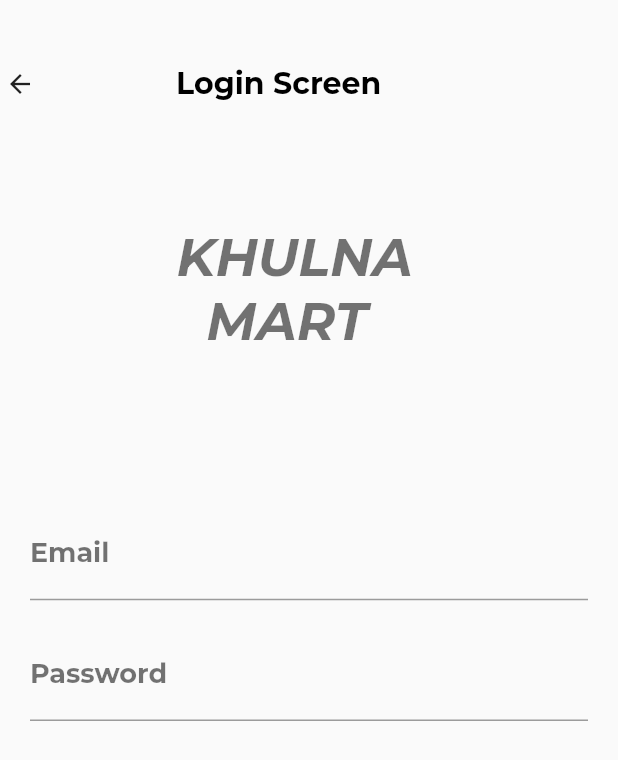
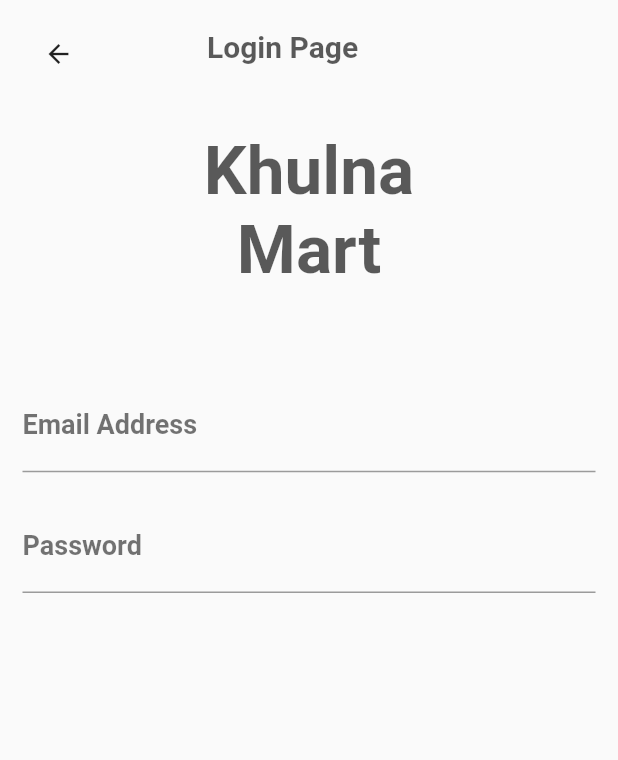
Before and after one commit to solutionflutter/Khulnamart, a Flutter app: the screen it shows after launch, on a phone screen of 412 x 824 dp. Shown: the top 760 px of the screen. Run offline on Flutter 3.47's test engine with Material 2 defaults, Android fonts, the phone set to English and light mode, and no system bars; our stand-ins replace google_fonts.

Commit message:
Change in login page

```diff
--- a/lib/Login_Screen.dart
+++ b/lib/Login_Screen.dart
@@ -14,133 +14,143 @@ class _LoginScreenState extends State<LoginScreen> {
   @override
   Widget build(BuildContext context) {
     return Scaffold(
-      body: Stack(
-        overflow: Overflow.visible,
+      body: SingleChildScrollView(
+        child: Padding(
+          padding: EdgeInsets.symmetric(horizontal: 15),
+          child: Column(
             children: [
-          Positioned(
-            right: MediaQuery.of(context).size.width / 20,
-            top: MediaQuery.of(context).size.height / 25,
-            child: Container(
-              width: MediaQuery.of(context).size.width,
-              height: MediaQuery.of(context).size.height / 18,
+              //Appbar
+              Padding(
+                padding: EdgeInsets.symmetric(vertical: 12),
                 child: Row(
                   children: [
-                  Padding(
-                    padding: EdgeInsets.symmetric(horizontal: 10.0),
-                    child: IconButton(
-                      icon: Icon(Icons.arrow_back),
-                      iconSize: 20,
+                    IconButton(
+                      icon: Icon(
+                        Icons.arrow_back,
+                        color: Colors.black87,
+                        size: 20,
+                      ),
                       onPressed: () {},
                     ),
+
+                    //padding of loging page
+
+                    Padding(
+                      padding: EdgeInsets.symmetric(horizontal: 75),
+                      child: Container(
+                        height: MediaQuery.of(context).size.height / 25,
+                        width: MediaQuery.of(context).size.width / 3,
+                        child: Text(
+                          "Login Page",
+                          style: GoogleFonts.roboto(
+                            fontSize: 20,
+                            fontStyle: FontStyle.normal,
+                            fontWeight: FontWeight.w700,
+                            color: Color.fromRGBO(21, 21, 21, .7),
                           ),
-                  Padding(
-                    padding: EdgeInsets.symmetric(
-                      horizontal: 70.0,
-                      vertical: 5,
-                    ),
-                    child: Text(
-                      "Login Screen",
-                      style: GoogleFonts.montserrat(
-                        fontSize: 20,
-                        color: Color.fromRGBO(0, 0, 0, 1),
-                        fontWeight: FontWeight.w700,
-                        fontStyle: FontStyle.normal,
                         ),
                       ),
                     ),
                   ],
                 ),
               ),
+
+              // calling loginScreenBody function
+              loginScreenBody(context),
+            ],
           ),
-          Positioned(
-            top: MediaQuery.of(context).size.height / 5.5,
-            left: MediaQuery.of(context).size.width / 3.5,
+        ),
+      ),
+    );
+  }
+
+  Widget loginScreenBody(BuildContext context) {
+    return Container(
+      height: MediaQuery.of(context).size.height,
+      width: MediaQuery.of(context).size.width,
+      child: Column(
+        children: [
+          Padding(
+            padding: EdgeInsets.symmetric(vertical: 15),
             child: Container(
-              width: MediaQuery.of(context).size.width,
-              height: MediaQuery.of(context).size.height / 7,
+              height: MediaQuery.of(context).size.height / 6,
+              width: MediaQuery.of(context).size.width / 2,
               child: Text(
-                "KHULNA\n  MART",
-                style: GoogleFonts.montserrat(
-                  fontStyle: FontStyle.italic,
+                "Khulna\nMart",
+                textAlign: TextAlign.center,
+                style: GoogleFonts.roboto(
+                  fontSize: 45,
+                  color: Color.fromRGBO(21, 21, 21, .7),
                   fontWeight: FontWeight.w700,
-                  color: Color.fromRGBO(21, 21, 21, .6),
-                  fontSize: 35,
+                  fontStyle: FontStyle.normal,
                 ),
               ),
             ),
           ),
-          Positioned(
-            top: MediaQuery.of(context).size.height / 2.5,
+          Padding(
+            padding: EdgeInsets.symmetric(vertical: 15),
             child: Container(
-              height: MediaQuery.of(context).size.height / 2.5,
+              height: MediaQuery.of(context).size.height / 3,
               width: MediaQuery.of(context).size.width,
               child: Column(
                 children: [
-                  Padding(
-                    padding: const EdgeInsets.symmetric(
-                        horizontal: 20, vertical: 10),
-                    child: TextFormField(
+                  TextFormField(
+                    validator: (email) {
+                      if (email.isEmpty) {
+                        return "Required Email";
+                      } else if (email.contains("@")) {
+                        return "It is not a valid email";
+                      } else {
+                        return "Login";
+                      }
+                    },
                     decoration: InputDecoration(
-                        hintText: "Enter your Email Address",
-                        hintStyle: GoogleFonts.montserrat(
+                      hintText: "Enter Your Email Address",
+                      labelText: "Email Address",
+                      hintStyle: GoogleFonts.roboto(
                         fontSize: 14,
-                          fontWeight: FontWeight.w400,
+                        fontWeight: FontWeight.w500,
+                        fontStyle: FontStyle.italic,
                         color: Color.fromRGBO(21, 21, 21, .6),
-                          fontStyle: FontStyle.italic,
                       ),
-                        labelStyle: GoogleFonts.montserrat(
+                      labelStyle: GoogleFonts.roboto(
                         fontSize: 18,
                         fontWeight: FontWeight.w700,
                         color: Color.fromRGBO(21, 21, 21, .6),
-                          fontStyle: FontStyle.normal,
                       ),
-                        labelText: "Email",
-                      ),
-                      keyboardType: TextInputType.emailAddress,
-                      validator: (email) {
-                        if (email.isEmpty) {
-                          return "input field should not be empty.";
-                        } else if (email.length < 10) {
-                          return "invalide email";
-                        } else {
-                          return "your email is successfully store in firbase";
-                        }
-                      },
+                      hoverColor: Color.fromRGBO(0, 0, 255, .4),
                     ),
                   ),
                   Padding(
-                    padding: const EdgeInsets.symmetric(
-                        horizontal: 20, vertical: 10),
+                    padding: EdgeInsets.symmetric(vertical: 20),
                     child: TextFormField(
                       obscureText: true,
+                      validator: (password) {
+                        if (password.isEmpty) {
+                          return "Password Required";
+                        } else if (password.length < 4) {
+                          return "Password is required 6 character min";
+                        } else {
+                          return "Login";
+                        }
+                      },
                       decoration: InputDecoration(
-                        hintText: "Enter your password",
-                        hintStyle: GoogleFonts.montserrat(
+                        hintText: "Enter Your Password",
+                        labelText: "Password",
+                        hintStyle: GoogleFonts.roboto(
                           fontSize: 14,
-                          fontWeight: FontWeight.w400,
+                          fontStyle: FontStyle.italic,
+                          fontWeight: FontWeight.w500,
                           color: Color.fromRGBO(21, 21, 21, .6),
-                          fontStyle: FontStyle.italic,
                         ),
-                        labelStyle: GoogleFonts.montserrat(
+                        labelStyle: GoogleFonts.roboto(
                             fontSize: 18,
                             fontWeight: FontWeight.w700,
-                          color: Color.fromRGBO(21, 21, 21, .6),
-                          fontStyle: FontStyle.normal,
+                            color: Color.fromRGBO(21, 21, 21, .6)),
+                        hoverColor: Color.fromRGBO(0, 0, 255, .6),
                       ),
-                        labelText: "Password",
                     ),
-                      keyboardType: TextInputType.emailAddress,
-                      validator: (email) {
-                        if (email.isEmpty) {
-                          return "input field should not be empty.";
-                        } else if (email.length < 10) {
-                          return "invalide password";
-                        } else {
-                          return "your password is successfully store in firbase";
-                        }
-                      },
                   ),
-                  )
                 ],
               ),
             ),
```
Lines whose indentation alone changed are shown as unchanged.
